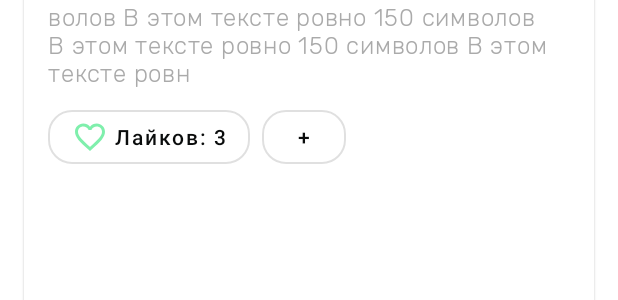
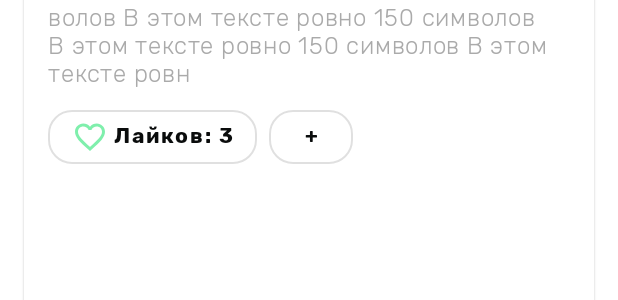
Before and after one commit to nexy791/mayti, an Android app: the layout fragment_profile.xml on its own in the app's theme, with its tools: preview values and no code run, on a phone screen of 412 x 824 dp. Shown: the part 487-787 px from the top of the screen. Run offline under Robolectric (Android 15) with nearby library versions, the phone set to English and light mode, and no system bars.

Commit message:
Font fixes

```diff
--- a/app/src/main/res/layout/fragment_profile.xml
+++ b/app/src/main/res/layout/fragment_profile.xml
@@ -79,6 +79,7 @@
                 android:layout_height="wrap_content"
                 android:layout_marginTop="8dp"
                 android:text="Лайков: 3"
+                android:fontFamily="@font/rubik_bold"
                 android:textAllCaps="false"
                 android:textColor="@color/black"
                 app:cornerRadius="16dp"
@@ -94,6 +95,7 @@
                 android:layout_alignBottom="@+id/materialButton"
                 android:layout_marginStart="8dp"
                 android:layout_marginLeft="8dp"
+                android:fontFamily="@font/rubik_bold"
                 android:layout_toEndOf="@+id/materialButton"
                 android:layout_toRightOf="@+id/materialButton"
                 android:text="+"
--- a/app/src/main/res/layout/item_spot.xml
+++ b/app/src/main/res/layout/item_spot.xml
@@ -92,6 +92,7 @@
             android:layout_margin="16dp"
             android:text="Написать"
             android:textAllCaps="false"
+            android:fontFamily="@font/rubik_bold"
             android:textColor="@color/black"
             app:backgroundTint="@color/white"
             app:icon="@drawable/ic_outline_sms_24"
```
